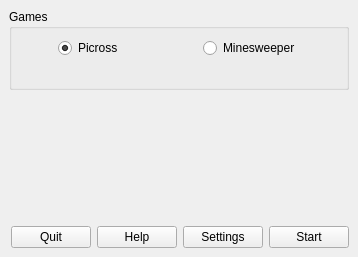
This is src/f_qtmainwindow.ui in schuay/picmi-legacy as Qt 5 draws it before an edit. The edited form follows.
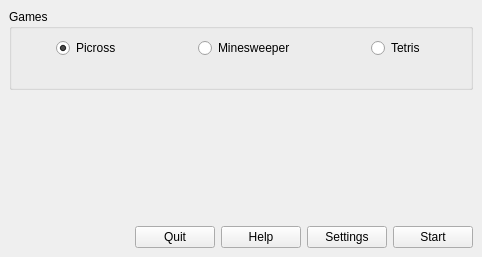
This is the edited form. Icons and pictures are not drawn.

Commit message: tetris added to main window, more preparations..

```diff
--- a/src/f_qtmainwindow.ui
+++ b/src/f_qtmainwindow.ui
@@ -6,7 +6,7 @@
    <rect>
     <x>0</x>
     <y>0</y>
-    <width>358</width>
+    <width>482</width>
     <height>257</height>
    </rect>
   </property>
@@ -30,7 +30,7 @@
     <normaloff>../../../../usr/share/picmi/gfx/icon.png</normaloff>../../../../usr/share/picmi/gfx/icon.png</iconset>
   </property>
   <widget class="QWidget" name="centralwidget">
-   <layout class="QVBoxLayout" name="verticalLayout_2">
+   <layout class="QHBoxLayout" name="horizontalLayout_6">
     <item>
      <layout class="QVBoxLayout" name="verticalLayout">
       <item>
@@ -41,14 +41,14 @@
         <layout class="QHBoxLayout" name="horizontalLayout_4">
          <item>
           <layout class="QGridLayout" name="gridLayout">
-           <item row="1" column="0">
+           <item row="2" column="0">
             <widget class="QLabel" name="lPicross">
              <property name="text">
               <string/>
              </property>
             </widget>
            </item>
-           <item row="1" column="1">
+           <item row="2" column="1">
             <widget class="QLabel" name="lMinesweeper">
              <property name="enabled">
               <bool>false</bool>
@@ -135,6 +135,53 @@
              </item>
             </layout>
            </item>
+           <item row="2" column="2">
+            <widget class="QLabel" name="lTetris">
+             <property name="text">
+              <string/>
+             </property>
+            </widget>
+           </item>
+           <item row="0" column="2">
+            <layout class="QHBoxLayout" name="horizontalLayout_5">
+             <item>
+              <spacer name="horizontalSpacer_6">
+               <property name="orientation">
+                <enum>Qt::Horizontal</enum>
+               </property>
+               <property name="sizeHint" stdset="0">
+                <size>
+                 <width>40</width>
+                 <height>20</height>
+                </size>
+               </property>
+              </spacer>
+             </item>
+             <item>
+              <widget class="QRadioButton" name="rbTetris">
+               <property name="text">
+                <string>Tetris</string>
+               </property>
+               <property name="checked">
+                <bool>false</bool>
+               </property>
+              </widget>
+             </item>
+             <item>
+              <spacer name="horizontalSpacer_7">
+               <property name="orientation">
+                <enum>Qt::Horizontal</enum>
+               </property>
+               <property name="sizeHint" stdset="0">
+                <size>
+                 <width>40</width>
+                 <height>20</height>
+                </size>
+               </property>
+              </spacer>
+             </item>
+            </layout>
+           </item>
           </layout>
          </item>
         </layout>
```
The commit also changes 14 other files.
